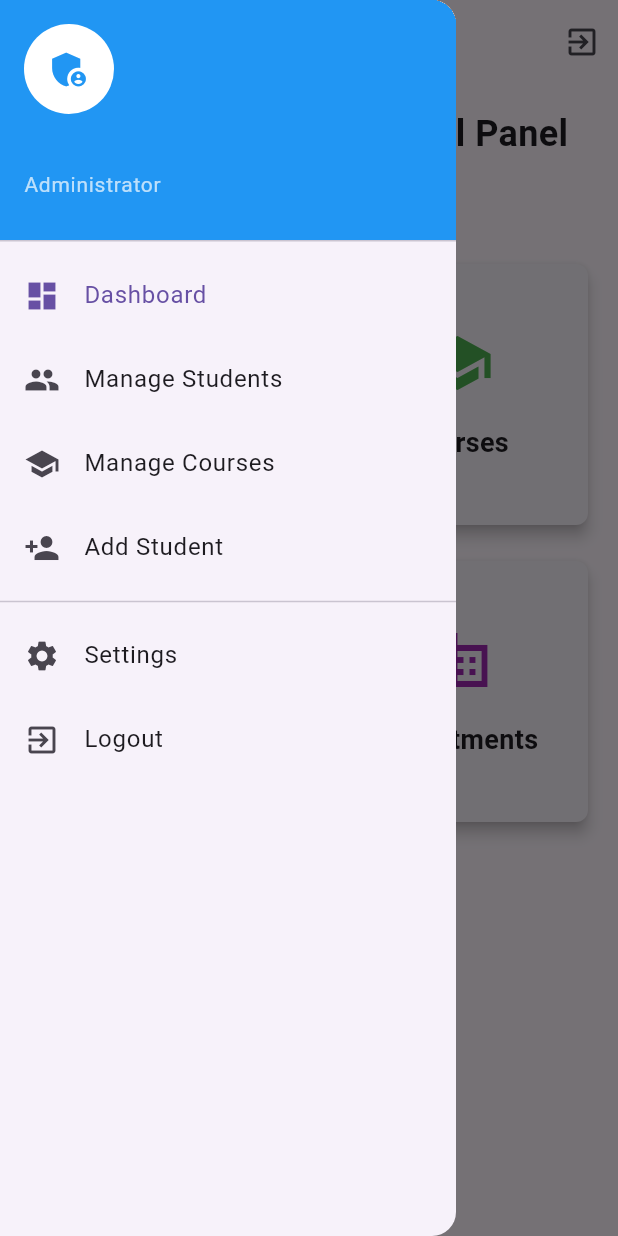
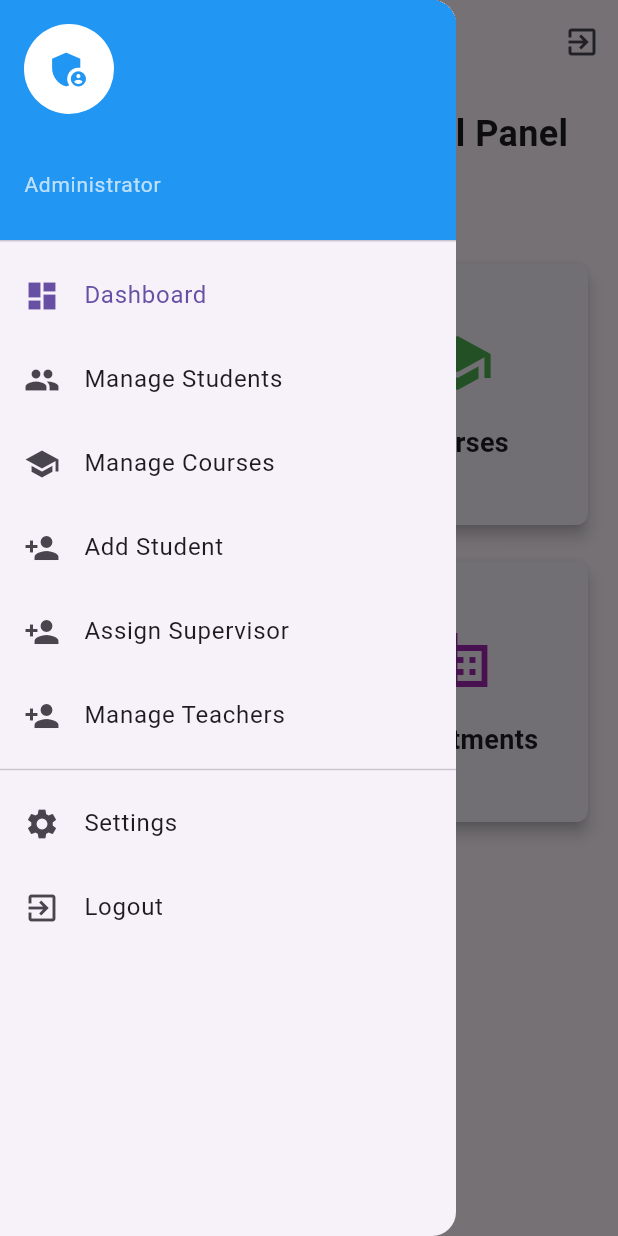
Before and after one commit to ars1mm/zaimuniversity, a Flutter app: the AdminDashboard screen opened by its route, with the side drawer open, on a phone screen of 412 x 824 dp. Run offline on Flutter 3.47's test engine with Material 3 defaults, Android fonts, the phone set to English and light mode, and no system bars; our stand-ins replace flutter_dotenv, shared_preferences, supabase_flutter; accounts and stored records are empty; network calls fail.

Commit message:
feat: Add Supervisor Assignment and Teacher Management Options to Admin Dashboard
- Introduced new ListTile options for assigning supervisors and managing teachers in the admin dashboard.
- Enhanced navigation flow for better user experience in the admin panel.

```diff
--- a/lib/screens/admin_dashboard.dart
+++ b/lib/screens/admin_dashboard.dart
@@ -117,6 +117,21 @@ class _AdminDashboardState extends State<AdminDashboard> {
               onTap: () {
                 Navigator.pop(context);
                 Navigator.pushNamed(context, '/add_student');
+              },
+            ),
+            ListTile(
+              leading: const Icon(Icons.person_add),
+              title: const Text('Assign Supervisor'),
+              onTap: () {
+                Navigator.pop(context);
+                Navigator.pushNamed(context, '/assign_supervisor');
+            ),
+            ListTile(
+              leading: const Icon(Icons.person_add),
+              title: const Text('Manage Teachers'),
+              onTap: () {
+                Navigator.pop(context);
+                Navigator.pushNamed(context, '/manage_teachers');
               },
             ),
             const Divider(),
```
Also changed, not shown: assets/images/412431.svg (added).
